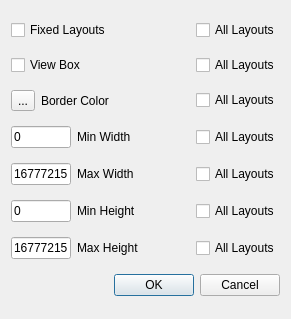
Qt form Include/imtgui/CCustomLayoutSettings.ui (ImagingTools/ImtCore) before a commit.
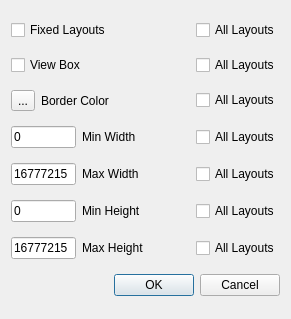
The same form after that commit.

```diff
--- a/Include/imtgui/CCustomLayoutSettings.ui
+++ b/Include/imtgui/CCustomLayoutSettings.ui
@@ -129,7 +129,7 @@
       <widget class="QLineEdit" name="MinWidth">
        <property name="maximumSize">
         <size>
-         <width>60</width>
+         <width>65</width>
          <height>16777215</height>
         </size>
        </property>
@@ -176,7 +176,7 @@
       <widget class="QLineEdit" name="MaxWidth">
        <property name="maximumSize">
         <size>
-         <width>60</width>
+         <width>65</width>
          <height>16777215</height>
         </size>
        </property>
@@ -220,7 +220,7 @@
       <widget class="QLineEdit" name="MinHeight">
        <property name="maximumSize">
         <size>
-         <width>60</width>
+         <width>65</width>
          <height>16777215</height>
         </size>
        </property>
@@ -264,7 +264,7 @@
       <widget class="QLineEdit" name="MaxHeight">
        <property name="maximumSize">
         <size>
-         <width>60</width>
+         <width>65</width>
          <height>16777215</height>
         </size>
        </property>
```
